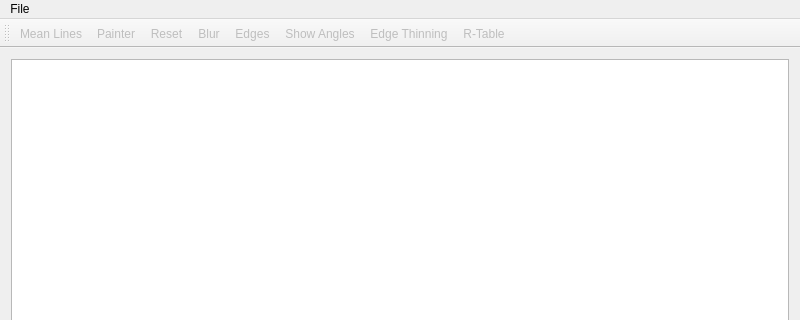
maltelenz/SpeedSignDetector, file SpeedSignDetectorViewer/mainwindow.ui: the form before one commit; both pictures show x 0 to 800 and y 0 to 320 of the 800 by 700 pixel window.
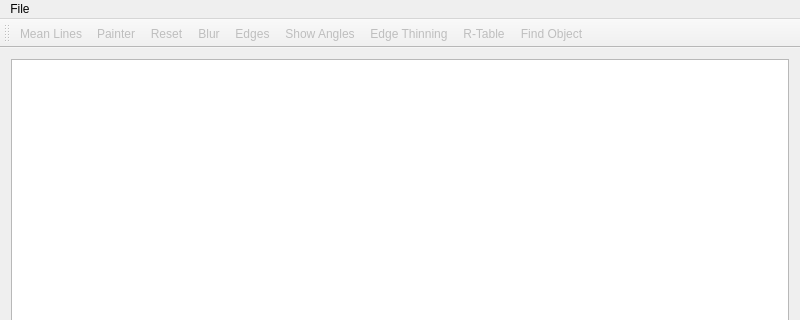
The form after the commit.

Commit message: Find an object using a Generalized Hough Transform.

The edit to the form file:
```diff
--- a/SpeedSignDetectorViewer/mainwindow.ui
+++ b/SpeedSignDetectorViewer/mainwindow.ui
@@ -60,6 +60,7 @@
    <addaction name="actionShowAngles"/>
    <addaction name="actionEdge_Thinning"/>
    <addaction name="actionR_Table"/>
+   <addaction name="actionFind_Object"/>
   </widget>
   <widget class="QStatusBar" name="statusBar"/>
   <action name="actionLoad_Image">
@@ -175,6 +176,17 @@
     <string>Generate R-Table</string>
    </property>
   </action>
+  <action name="actionFind_Object">
+   <property name="checkable">
+    <bool>true</bool>
+   </property>
+   <property name="enabled">
+    <bool>false</bool>
+   </property>
+   <property name="text">
+    <string>Find Object</string>
+   </property>
+  </action>
  </widget>
  <layoutdefault spacing="6" margin="11"/>
  <resources/>
```
The commit also changes 7 other files.
